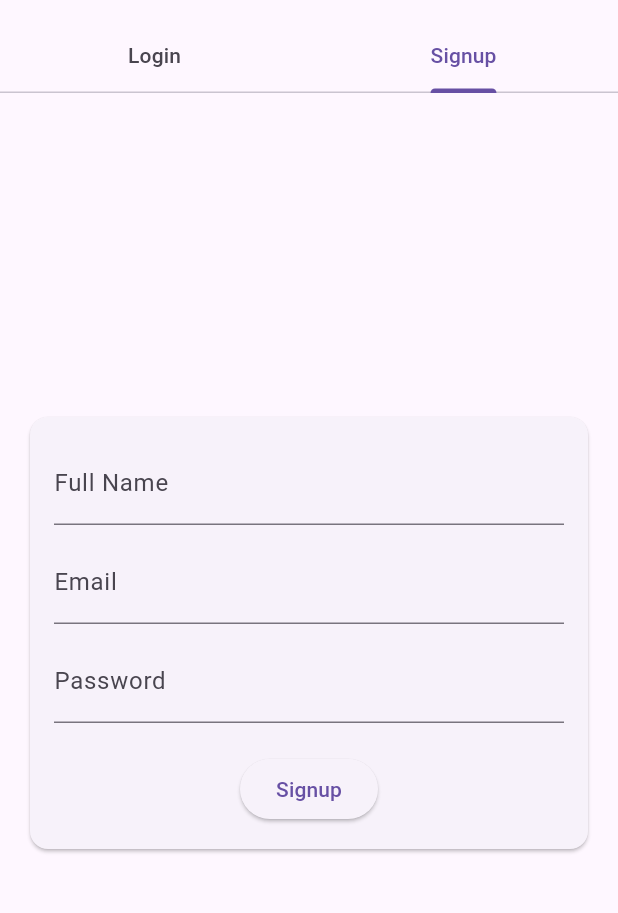
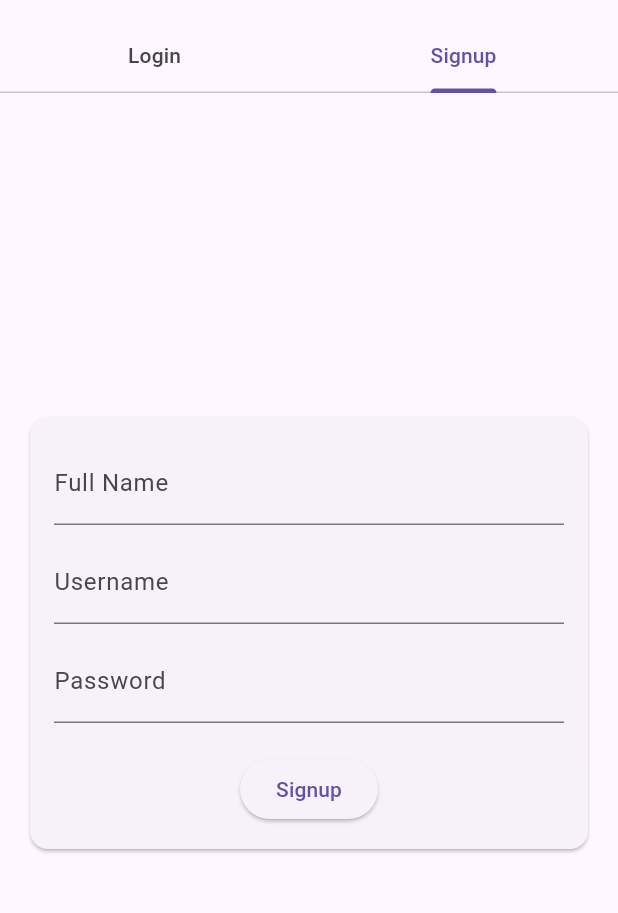
Before and after one commit to maskaravivek/fingerprintjs_flutter_sample, a Flutter app: the screen it shows after launch, tab 2 chosen, after a tap on "Signup", on a phone screen of 412 x 824 dp, the part 63-976 px from its top. Run offline on Flutter 3.47's test engine with Material 3 defaults, Android fonts, the phone set to English and light mode, and no system bars; missing offline and left inert: fpjs_pro_plugin; network calls fail.

Commit message:
Update app

```diff
--- a/lib/login.dart
+++ b/lib/login.dart
@@ -2,6 +2,7 @@ import 'package:flutter/material.dart';
 import 'package:flutter/services.dart';
 import 'package:http/http.dart';
 import 'logged_in.dart';
+import 'dart:convert';
 
 class LoginCard extends StatefulWidget {
   @override
@@ -9,7 +10,7 @@ class LoginCard extends StatefulWidget {
 }
 
 class _LoginCardState extends State<LoginCard> {
-  String _email = '';
+  String _username = '';
   String _password = '';
 
   Future<void> handleLogin() async {
@@ -19,19 +20,22 @@ class _LoginCardState extends State<LoginCard> {
           'POST',
           Uri.parse(
               'https://fingerprint-flask-server-fbf335614101.herokuapp.com/login'));
-      request.fields.addAll({'username': _email, 'password': _password});
+      request.fields.addAll({'username': _username, 'password': _password});
 
       StreamedResponse response = await request.send();
 
-      if (response.statusCode == 200) {
-        print(await response.stream.bytesToString());
-
+      var responseStr = await response.stream.bytesToString();
+      final responseJson = json.decode(responseStr);
+      if (responseJson['status'] == 200) {
         Navigator.push(
           context,
           MaterialPageRoute(builder: (context) => LoggedIn()),
         );
       } else {
-        print(response.reasonPhrase);
+        print("responseJson ${responseJson}");
+        ScaffoldMessenger.of(context).showSnackBar(SnackBar(
+          content: Text('Login failed - ${responseJson['message']}'),
+        ));
       }
     } on PlatformException catch (e) {
       print(e.message);
@@ -49,10 +53,10 @@ class _LoginCardState extends State<LoginCard> {
             mainAxisSize: MainAxisSize.min,
             children: <Widget>[
               TextField(
-                decoration: InputDecoration(labelText: 'Email'),
+                decoration: InputDecoration(labelText: 'Username'),
                 onChanged: (value) {
                   setState(() {
-                    _email = value;
+                    _username = value;
                   });
                 },
               ),
--- a/lib/signup.dart
+++ b/lib/signup.dart
@@ -3,6 +3,7 @@ import 'package:flutter/services.dart';
 import 'package:fpjs_pro_plugin/fpjs_pro_plugin.dart';
 import 'package:http/http.dart';
 import 'logged_in.dart';
+import 'dart:convert';
 
 class SignupCard extends StatefulWidget {
   @override
@@ -11,7 +12,7 @@ class SignupCard extends StatefulWidget {
 
 class _SignupCardState extends State<SignupCard> {
   String _fullName = '';
-  String _email = '';
+  String _username = '';
   String _password = '';
 
   @override
@@ -22,8 +23,10 @@ class _SignupCardState extends State<SignupCard> {
 
   Future<void> handleSignup() async {
     try {
+      var deviceData = await FpjsProPlugin.getVisitorData();
 
-      var visitorId = await FpjsProPlugin.getVisitorId();
+      var visitorId = deviceData.visitorId;
+      var requestId = deviceData.requestId;
 
       if (visitorId == null) {
         print('Visitor ID is null');
@@ -36,22 +39,27 @@ class _SignupCardState extends State<SignupCard> {
           Uri.parse(
               'https://fingerprint-flask-server-fbf335614101.herokuapp.com/register'));
       request.fields.addAll({
-        'username': _email,
+        'username': _username,
         'password': _password,
         'full_name': _fullName,
         'visitor_id': visitorId,
+        'request_id': requestId
       });
 
       StreamedResponse response = await request.send();
 
-      if (response.statusCode == 200) {
-        print(await response.stream.bytesToString());
+      var responseStr = await response.stream.bytesToString();
+      final responseJson = json.decode(responseStr);
+      if (responseJson['status'] == 200) {
         Navigator.push(
           context,
           MaterialPageRoute(builder: (context) => LoggedIn()),
         );
       } else {
-        print(response.reasonPhrase);
+        print("responseJson ${responseJson}");
+        ScaffoldMessenger.of(context).showSnackBar(SnackBar(
+          content: Text('Signup failed - ${responseJson['message']}'),
+        ));
       }
     } on PlatformException catch (e) {
       print(e.message);
@@ -78,8 +86,8 @@ class _SignupCardState extends State<SignupCard> {
               ),
               SizedBox(height: 10),
               TextField(
-                decoration: InputDecoration(labelText: 'Email'),
-                onChanged: (value) => _email = value,
+                decoration: InputDecoration(labelText: 'Username'),
+                onChanged: (value) => _username = value,
               ),
               SizedBox(height: 10),
               TextField(
```
